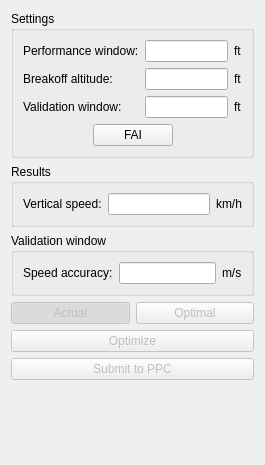
First picture: the form in src/speedform.ui, repository flysight/flysight-viewer-qt, before the edit.
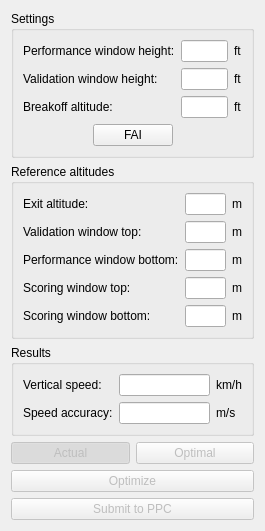
Second picture: the form after the edit.

Commit message: Add reference altitudes to scoring interface

Patch:
```diff
--- a/src/speedform.ui
+++ b/src/speedform.ui
@@ -7,7 +7,7 @@
     <x>0</x>
     <y>0</y>
     <width>265</width>
-    <height>465</height>
+    <height>491</height>
    </rect>
   </property>
   <property name="windowTitle">
@@ -22,20 +22,13 @@
      <layout class="QVBoxLayout" name="verticalLayout">
       <item>
        <layout class="QGridLayout" name="gridLayout">
-        <item row="0" column="0">
-         <widget class="QLabel" name="label_4">
-          <property name="text">
-           <string>Performance window:</string>
-          </property>
-         </widget>
-        </item>
         <item row="0" column="1">
          <widget class="QLineEdit" name="fromExitEdit"/>
         </item>
-        <item row="1" column="2">
-         <widget class="QLabel" name="bottomUnits">
+        <item row="0" column="0">
+         <widget class="QLabel" name="label_4">
           <property name="text">
-           <string>ft</string>
+           <string>Performance window height:</string>
           </property>
          </widget>
         </item>
@@ -46,27 +39,34 @@
           </property>
          </widget>
         </item>
-        <item row="1" column="1">
-         <widget class="QLineEdit" name="bottomEdit"/>
-        </item>
-        <item row="1" column="0">
+        <item row="2" column="0">
          <widget class="QLabel" name="label_2">
           <property name="text">
            <string>Breakoff altitude:</string>
           </property>
          </widget>
         </item>
-        <item row="2" column="0">
+        <item row="2" column="2">
+         <widget class="QLabel" name="bottomUnits">
+          <property name="text">
+           <string>ft</string>
+          </property>
+         </widget>
+        </item>
+        <item row="2" column="1">
+         <widget class="QLineEdit" name="bottomEdit"/>
+        </item>
+        <item row="1" column="0">
          <widget class="QLabel" name="label">
           <property name="text">
-           <string>Validation window:</string>
+           <string>Validation window height:</string>
           </property>
          </widget>
         </item>
-        <item row="2" column="1">
+        <item row="1" column="1">
          <widget class="QLineEdit" name="validationEdit"/>
         </item>
-        <item row="2" column="2">
+        <item row="1" column="2">
          <widget class="QLabel" name="label_5">
           <property name="text">
            <string>ft</string>
@@ -115,6 +115,124 @@
      </layout>
     </widget>
    </item>
+   <item>
+    <widget class="QGroupBox" name="groupBox_4">
+     <property name="title">
+      <string>Reference altitudes</string>
+     </property>
+     <layout class="QVBoxLayout" name="verticalLayout_2">
+      <item>
+       <layout class="QGridLayout" name="gridLayout_2">
+        <item row="0" column="0">
+         <widget class="QLabel" name="label_6">
+          <property name="text">
+           <string>Exit altitude:</string>
+          </property>
+         </widget>
+        </item>
+        <item row="0" column="1">
+         <widget class="QLineEdit" name="exitAltitudeEdit">
+          <property name="readOnly">
+           <bool>true</bool>
+          </property>
+         </widget>
+        </item>
+        <item row="0" column="2">
+         <widget class="QLabel" name="label_7">
+          <property name="text">
+           <string>m</string>
+          </property>
+         </widget>
+        </item>
+        <item row="1" column="0">
+         <widget class="QLabel" name="label_10">
+          <property name="text">
+           <string>Validation window top:</string>
+          </property>
+         </widget>
+        </item>
+        <item row="1" column="1">
+         <widget class="QLineEdit" name="validationTopEdit">
+          <property name="readOnly">
+           <bool>true</bool>
+          </property>
+         </widget>
+        </item>
+        <item row="1" column="2">
+         <widget class="QLabel" name="label_11">
+          <property name="text">
+           <string>m</string>
+          </property>
+         </widget>
+        </item>
+        <item row="2" column="0">
+         <widget class="QLabel" name="label_12">
+          <property name="text">
+           <string>Performance window bottom:</string>
+          </property>
+         </widget>
+        </item>
+        <item row="2" column="1">
+         <widget class="QLineEdit" name="performanceBottomEdit">
+          <property name="readOnly">
+           <bool>true</bool>
+          </property>
+         </widget>
+        </item>
+        <item row="2" column="2">
+         <widget class="QLabel" name="label_13">
+          <property name="text">
+           <string>m</string>
+          </property>
+         </widget>
+        </item>
+        <item row="3" column="0">
+         <widget class="QLabel" name="label_14">
+          <property name="text">
+           <string>Scoring window top:</string>
+          </property>
+         </widget>
+        </item>
+        <item row="3" column="1">
+         <widget class="QLineEdit" name="scoringTopEdit">
+          <property name="readOnly">
+           <bool>true</bool>
+          </property>
+         </widget>
+        </item>
+        <item row="3" column="2">
+         <widget class="QLabel" name="label_16">
+          <property name="text">
+           <string>m</string>
+          </property>
+         </widget>
+        </item>
+        <item row="4" column="0">
+         <widget class="QLabel" name="label_15">
+          <property name="text">
+           <string>Scoring window bottom:</string>
+          </property>
+         </widget>
+        </item>
+        <item row="4" column="1">
+         <widget class="QLineEdit" name="scoringBottomEdit">
+          <property name="readOnly">
+           <bool>true</bool>
+          </property>
+         </widget>
+        </item>
+        <item row="4" column="2">
+         <widget class="QLabel" name="label_17">
+          <property name="text">
+           <string>m</string>
+          </property>
+         </widget>
+        </item>
+       </layout>
+      </item>
+     </layout>
+    </widget>
+   </item>
    <item>
     <widget class="QGroupBox" name="groupBox_2">
      <property name="title">
@@ -123,13 +241,6 @@
      <layout class="QVBoxLayout" name="verticalLayout_3">
       <item>
        <layout class="QGridLayout" name="gridLayout_4">
-        <item row="0" column="1">
-         <widget class="QLineEdit" name="verticalSpeedEdit">
-          <property name="readOnly">
-           <bool>true</bool>
-          </property>
-         </widget>
-        </item>
         <item row="0" column="0">
          <widget class="QLabel" name="label_3">
           <property name="text">
@@ -144,30 +255,28 @@
           </property>
          </widget>
         </item>
-       </layout>
-      </item>
-     </layout>
-    </widget>
-   </item>
-   <item>
-    <widget class="QGroupBox" name="groupBox_3">
-     <property name="title">
-      <string>Validation window</string>
-     </property>
-     <layout class="QVBoxLayout" name="verticalLayout_2">
-      <item>
-       <layout class="QGridLayout" name="gridLayout_3">
         <item row="0" column="1">
-         <widget class="QLineEdit" name="scoreAccuracyEdit"/>
+         <widget class="QLineEdit" name="verticalSpeedEdit">
+          <property name="readOnly">
+           <bool>true</bool>
+          </property>
+         </widget>
         </item>
-        <item row="0" column="0">
+        <item row="1" column="0">
          <widget class="QLabel" name="label_9">
           <property name="text">
            <string>Speed accuracy:</string>
           </property>
          </widget>
         </item>
-        <item row="0" column="2">
+        <item row="1" column="1">
+         <widget class="QLineEdit" name="scoreAccuracyEdit">
+          <property name="readOnly">
+           <bool>true</bool>
+          </property>
+         </widget>
+        </item>
+        <item row="1" column="2">
          <widget class="QLabel" name="label_8">
           <property name="text">
            <string>m/s</string>
```
The commit also changes 1 other file.
